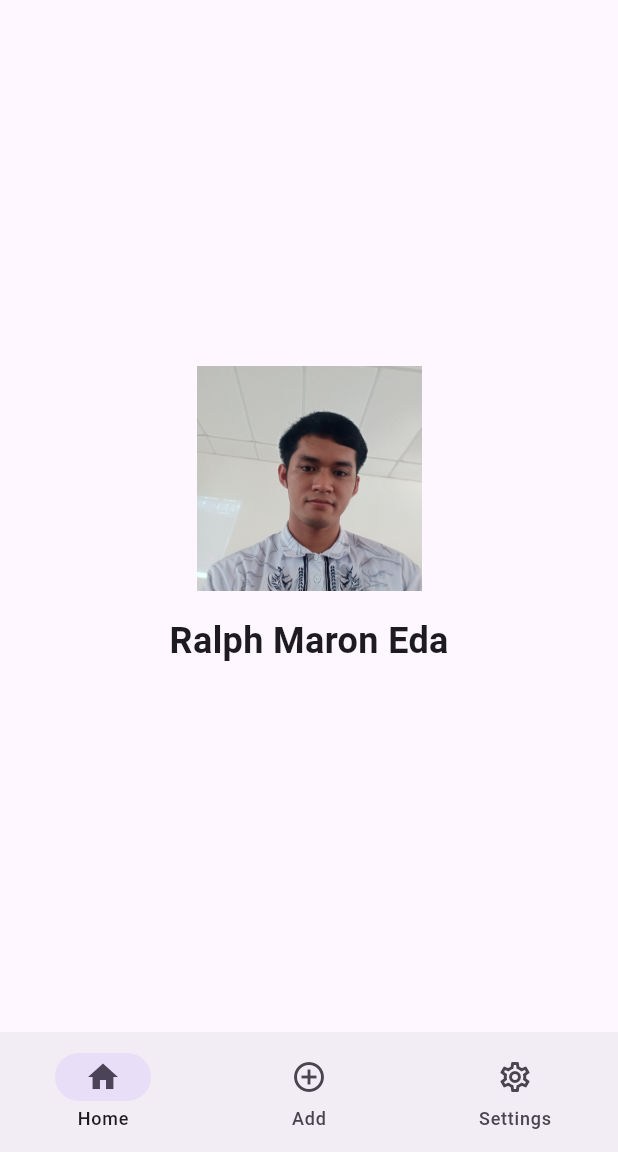
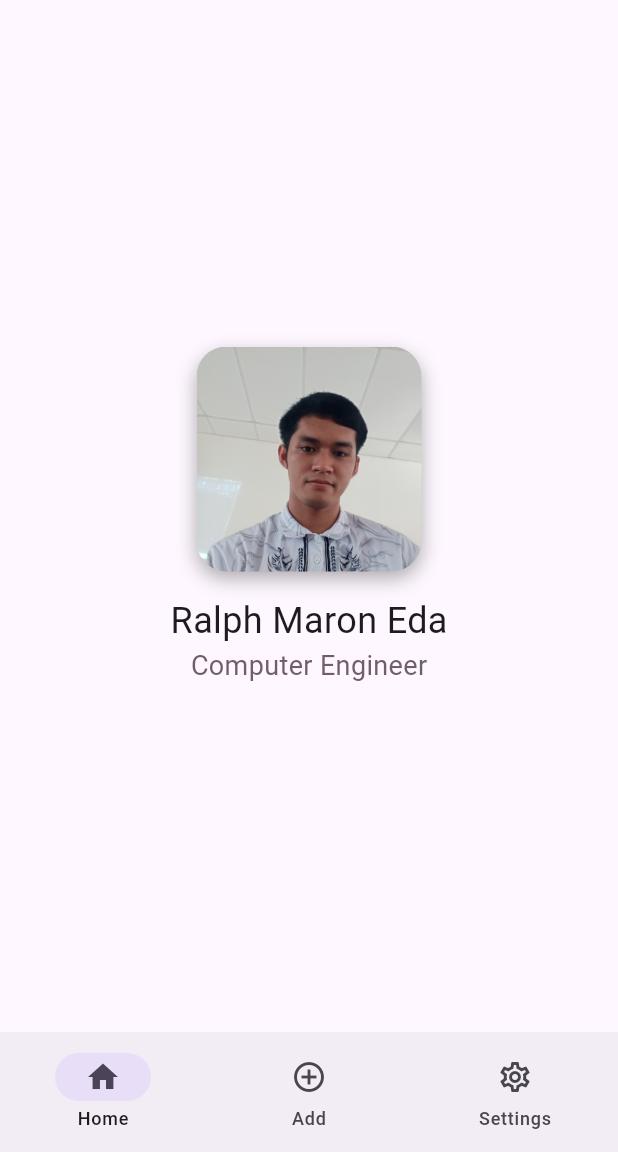
Before and after one commit to ralphmarondev/GratitudeJar, a Flutter app: the screen it shows after launch, on a phone screen of 412 x 824 dp, the part 84-1236 px from its top. Run offline on Flutter 3.47's test engine with Material 3 defaults, Android fonts, the phone set to English and light mode, and no system bars; our stand-ins replace firebase_auth, firebase_core; accounts and stored records are empty.

Commit message:
add design to image on home_screen
- This is superrr cooollll!!! :)

```diff
--- a/lib/screens/home_screen.dart
+++ b/lib/screens/home_screen.dart
@@ -52,16 +52,39 @@ class _HomeScreenState extends State<HomeScreen> {
         child: Column(
           mainAxisSize: MainAxisSize.min,
           children: [
-            Image.asset(
-              'assets/images/ralphmaron.jpg',
+            Container(
               width: 150,
               height: 150,
-              fit: BoxFit.cover
+              decoration: BoxDecoration(
+                borderRadius: BorderRadius.circular(20),
+                boxShadow: [
+                  BoxShadow(
+                    color: Colors.black.withOpacity(0.3),
+                    blurRadius: 10,
+                    offset: const Offset(0, 5),
+                  ),
+                ],
+              ),
+              child: ClipRRect(
+                borderRadius: BorderRadius.circular(20),
+                child: Image.asset(
+                  'assets/images/ralphmaron.jpg',
+                  fit: BoxFit.cover,
+                ),
+              ),
             ),
             const SizedBox(height: 16),
             const Text(
               'Ralph Maron Eda',
-              style: TextStyle(fontSize: 24, fontWeight: FontWeight.bold),
+              style: TextStyle(fontSize: 24, fontWeight: FontWeight.normal),
+            ),
+            const Text(
+              'Computer Engineer',
+              style: TextStyle(
+                fontSize: 18,
+                fontWeight: FontWeight.normal,
+                color: Color.fromARGB(255, 112, 94, 109),
+              ),
             ),
           ],
         ),
```
